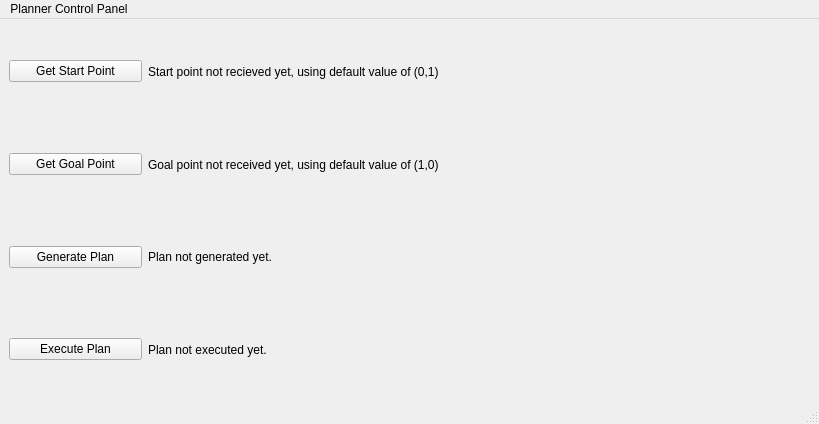
Old version of the form mbf_rrts_planner/forms/control_panel.ui in the repository MRSD-Project-GHAR/ha_planner.
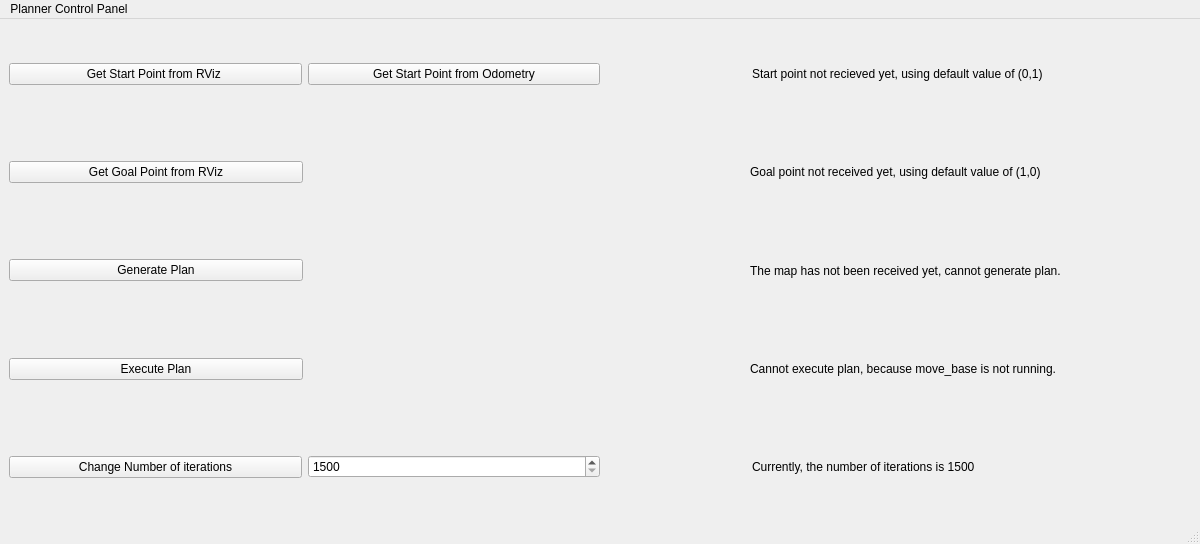
New version of the form.

Commit message: Finish UI functionality for Planner

```diff
--- a/mbf_rrts_planner/forms/control_panel.ui
+++ b/mbf_rrts_planner/forms/control_panel.ui
@@ -6,8 +6,8 @@
    <rect>
     <x>0</x>
     <y>0</y>
-    <width>819</width>
-    <height>424</height>
+    <width>1200</width>
+    <height>544</height>
    </rect>
   </property>
   <property name="windowTitle">
@@ -18,43 +18,82 @@
     <item>
      <layout class="QVBoxLayout" name="verticalLayout">
       <item>
-       <layout class="QHBoxLayout" name="horizontalLayout" stretch="1,5">
+       <layout class="QHBoxLayout" name="horizontalLayout" stretch="2,2,1,3">
         <item>
          <widget class="QPushButton" name="start_point_button">
           <property name="text">
-           <string>Get Start Point</string>
+           <string>Get Start Point from RViz </string>
           </property>
          </widget>
         </item>
+        <item>
+         <widget class="QPushButton" name="odom_start_point_button">
+          <property name="text">
+           <string>Get Start Point from Odometry</string>
+          </property>
+         </widget>
+        </item>
+        <item>
+         <spacer name="horizontalSpacer_3">
+          <property name="orientation">
+           <enum>Qt::Horizontal</enum>
+          </property>
+          <property name="sizeHint" stdset="0">
+           <size>
+            <width>40</width>
+            <height>20</height>
+           </size>
+          </property>
+         </spacer>
+        </item>
         <item>
          <widget class="QLabel" name="start_point_label">
           <property name="text">
            <string>Start point not recieved yet, using default value of (0,1)</string>
           </property>
+          <property name="alignment">
+           <set>Qt::AlignLeading|Qt::AlignLeft|Qt::AlignVCenter</set>
+          </property>
          </widget>
         </item>
        </layout>
       </item>
       <item>
-       <layout class="QHBoxLayout" name="horizontalLayout_5" stretch="1,5">
+       <layout class="QHBoxLayout" name="horizontalLayout_5" stretch="2,3,3">
         <item>
          <widget class="QPushButton" name="goal_point_button">
           <property name="text">
-           <string>Get Goal Point</string>
+           <string>Get Goal Point from RViz</string>
           </property>
          </widget>
         </item>
+        <item>
+         <spacer name="horizontalSpacer_2">
+          <property name="orientation">
+           <enum>Qt::Horizontal</enum>
+          </property>
+          <property name="sizeHint" stdset="0">
+           <size>
+            <width>40</width>
+            <height>20</height>
+           </size>
+          </property>
+         </spacer>
+        </item>
         <item>
          <widget class="QLabel" name="goal_point_label">
           <property name="text">
            <string>Goal point not received yet, using default value of (1,0)</string>
           </property>
+          <property name="alignment">
+           <set>Qt::AlignLeading|Qt::AlignLeft|Qt::AlignVCenter</set>
+          </property>
          </widget>
         </item>
        </layout>
       </item>
       <item>
-       <layout class="QHBoxLayout" name="horizontalLayout_4" stretch="1,5">
+       <layout class="QHBoxLayout" name="horizontalLayout_4" stretch="2,3,3">
         <item>
          <widget class="QPushButton" name="generate_plan_button">
           <property name="text">
@@ -62,17 +101,33 @@
           </property>
          </widget>
         </item>
+        <item>
+         <spacer name="horizontalSpacer">
+          <property name="orientation">
+           <enum>Qt::Horizontal</enum>
+          </property>
+          <property name="sizeHint" stdset="0">
+           <size>
+            <width>40</width>
+            <height>20</height>
+           </size>
+          </property>
+         </spacer>
+        </item>
         <item>
          <widget class="QLabel" name="generate_plan_label">
           <property name="text">
-           <string>Plan not generated yet.</string>
+           <string>The map has not been received yet, cannot generate plan.</string>
+          </property>
+          <property name="alignment">
+           <set>Qt::AlignLeading|Qt::AlignLeft|Qt::AlignVCenter</set>
           </property>
          </widget>
         </item>
        </layout>
       </item>
       <item>
-       <layout class="QHBoxLayout" name="horizontalLayout_3" stretch="1,5">
+       <layout class="QHBoxLayout" name="horizontalLayout_3" stretch="2,3,3">
         <item>
          <widget class="QPushButton" name="execute_plan_button">
           <property name="text">
@@ -80,10 +135,67 @@
           </property>
          </widget>
         </item>
+        <item>
+         <spacer name="horizontalSpacer_4">
+          <property name="orientation">
+           <enum>Qt::Horizontal</enum>
+          </property>
+          <property name="sizeHint" stdset="0">
+           <size>
+            <width>40</width>
+            <height>20</height>
+           </size>
+          </property>
+         </spacer>
+        </item>
         <item>
          <widget class="QLabel" name="execute_plan_label">
           <property name="text">
-           <string>Plan not executed yet.</string>
+           <string>Cannot execute plan, because move_base is not running.</string>
+          </property>
+         </widget>
+        </item>
+       </layout>
+      </item>
+      <item>
+       <layout class="QHBoxLayout" name="horizontalLayout_7" stretch="2,2,1,3">
+        <item>
+         <widget class="QPushButton" name="change_iterations_button">
+          <property name="text">
+           <string>Change Number of iterations</string>
+          </property>
+         </widget>
+        </item>
+        <item>
+         <widget class="QSpinBox" name="iteration_numer_spinbox">
+          <property name="minimum">
+           <number>1500</number>
+          </property>
+          <property name="maximum">
+           <number>3000</number>
+          </property>
+          <property name="singleStep">
+           <number>25</number>
+          </property>
+         </widget>
+        </item>
+        <item>
+         <spacer name="horizontalSpacer_5">
+          <property name="orientation">
+           <enum>Qt::Horizontal</enum>
+          </property>
+          <property name="sizeHint" stdset="0">
+           <size>
+            <width>40</width>
+            <height>20</height>
+           </size>
+          </property>
+         </spacer>
+        </item>
+        <item>
+         <widget class="QLabel" name="iteration_number_label">
+          <property name="text">
+           <string>Currently, the number of iterations is 1500</string>
           </property>
          </widget>
         </item>
@@ -98,7 +210,7 @@
     <rect>
      <x>0</x>
      <y>0</y>
-     <width>819</width>
+     <width>1200</width>
      <height>22</height>
     </rect>
    </property>
```
Left out of the diff: 2 changed lines with no effect on the pictures. The commit also changes 2 other files.
